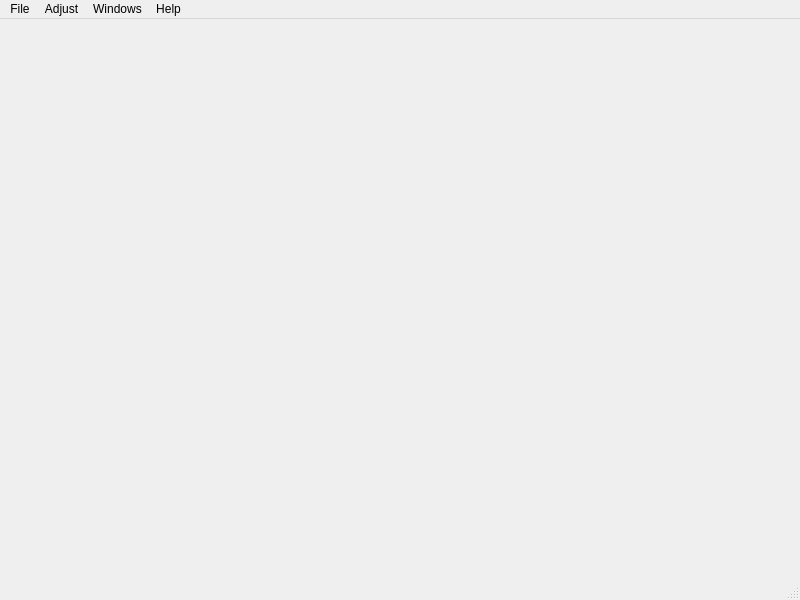
First picture: the form in applications/mne_analyze_qt/Windows/mainwindow.ui, repository mne-tools/mne-cpp, before the edit.
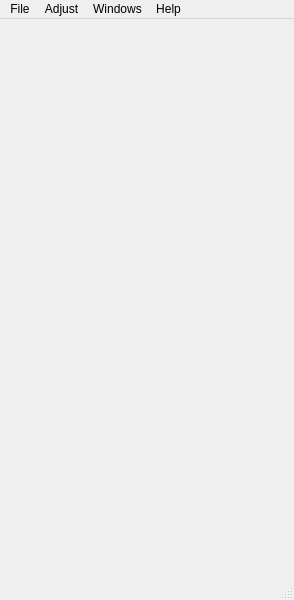
Second picture: the form after the edit.

Diff of the .ui file:
```diff
--- a/applications/mne_analyze_qt/Windows/mainwindow.ui
+++ b/applications/mne_analyze_qt/Windows/mainwindow.ui
@@ -6,7 +6,7 @@
    <rect>
     <x>0</x>
     <y>0</y>
-    <width>800</width>
+    <width>294</width>
     <height>600</height>
    </rect>
   </property>
@@ -19,7 +19,7 @@
     <rect>
      <x>0</x>
      <y>0</y>
-     <width>800</width>
+     <width>294</width>
      <height>20</height>
     </rect>
    </property>
```
Left out of the diff: 6 changed lines with no effect on the pictures.
